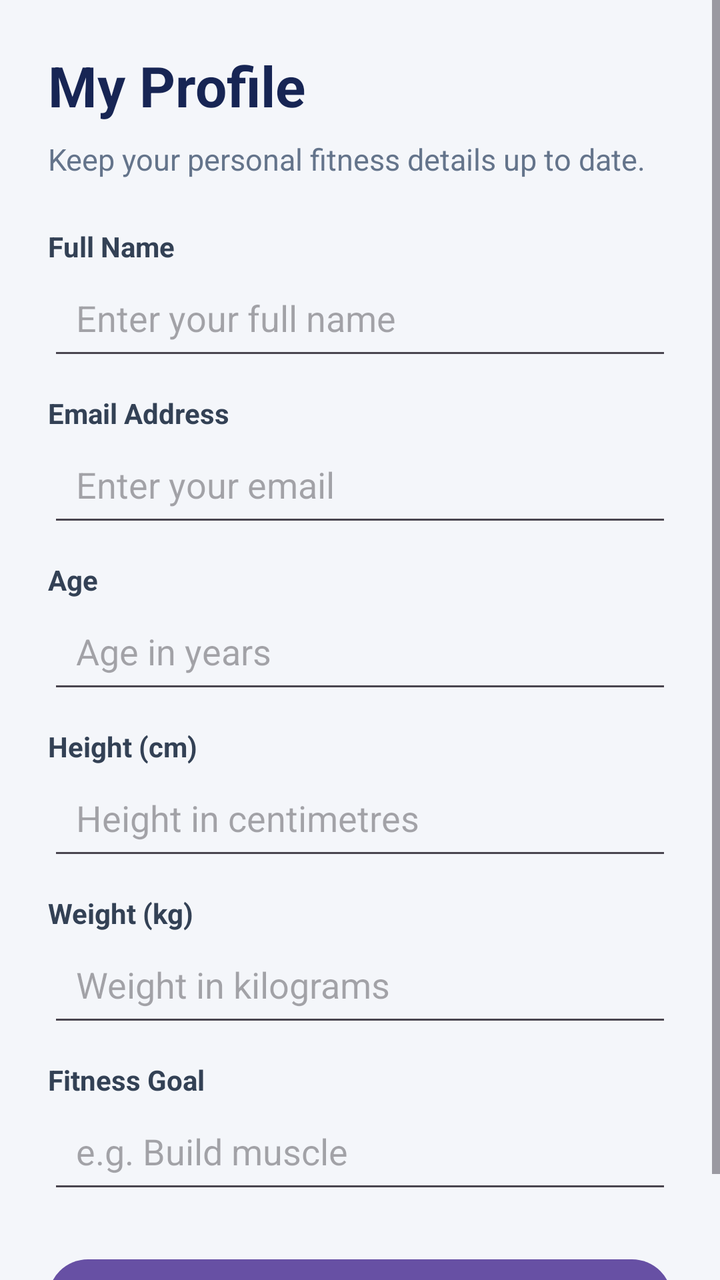
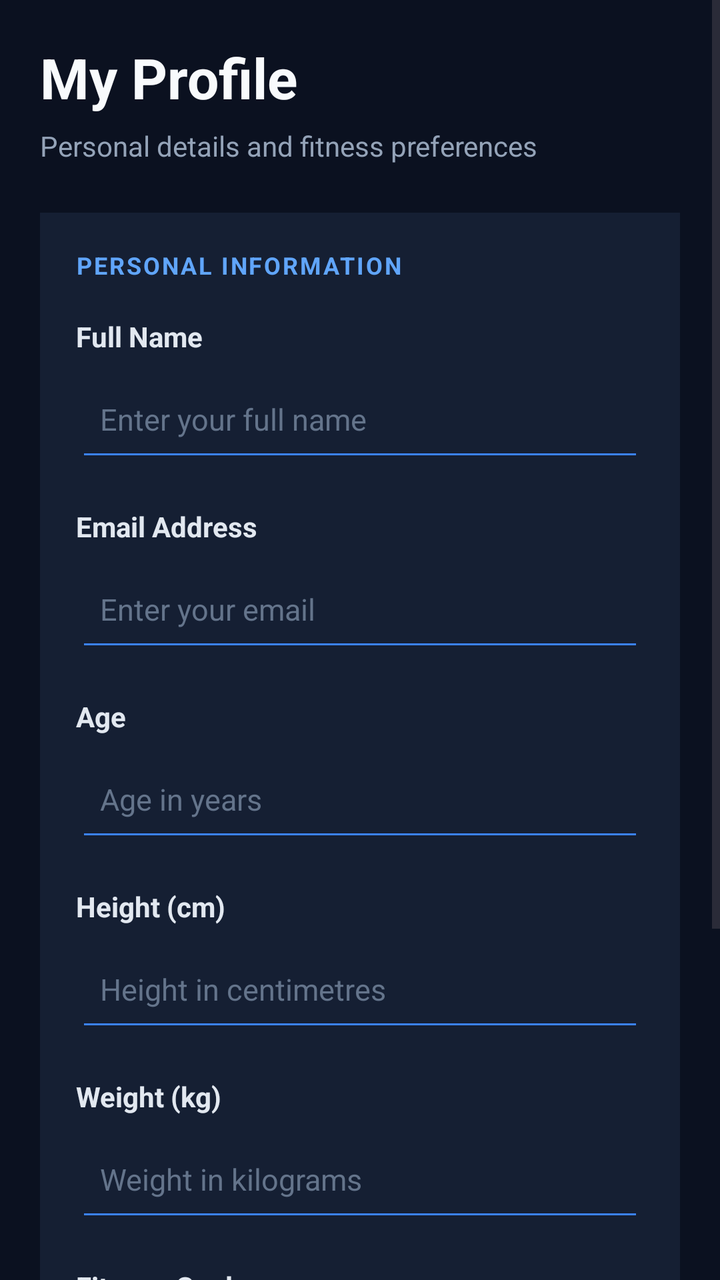

Two renders of the same Android screen: before a commit and after it. Below are the layout's source before the change and the commit's diff.
<!-- AndroidManifest.xml: application theme Theme.GymTrackerPro -->
<!-- res/layout/activity_profile.xml -->
<?xml version="1.0" encoding="utf-8"?>
<ScrollView xmlns:android="http://schemas.android.com/apk/res/android"
    android:layout_width="match_parent"
    android:layout_height="match_parent"
    android:background="#F4F6FA"
    android:fillViewport="true">

    <LinearLayout
        android:layout_width="match_parent"
        android:layout_height="wrap_content"
        android:orientation="vertical"
        android:padding="24dp">

        <TextView
            android:layout_width="match_parent"
            android:layout_height="wrap_content"
            android:text="My Profile"
            android:textColor="#172554"
            android:textSize="28sp"
            android:textStyle="bold" />

        <TextView
            android:layout_width="match_parent"
            android:layout_height="wrap_content"
            android:layout_marginTop="8dp"
            android:layout_marginBottom="24dp"
            android:text="Keep your personal fitness details up to date."
            android:textColor="#64748B"
            android:textSize="15sp" />

        <TextView
            android:layout_width="match_parent"
            android:layout_height="wrap_content"
            android:text="Full Name"
            android:textColor="#334155"
            android:textStyle="bold" />

        <EditText
            android:id="@+id/editName"
            android:layout_width="match_parent"
            android:layout_height="wrap_content"
            android:hint="Enter your full name"
            android:inputType="textPersonName"
            android:padding="14dp" />

        <TextView
            android:layout_width="match_parent"
            android:layout_height="wrap_content"
            android:layout_marginTop="12dp"
            android:text="Email Address"
            android:textColor="#334155"
            android:textStyle="bold" />

        <EditText
            android:id="@+id/editEmail"
            android:layout_width="match_parent"
            android:layout_height="wrap_content"
            android:hint="Enter your email"
            android:inputType="textEmailAddress"
            android:padding="14dp" />

        <TextView
            android:layout_width="match_parent"
            android:layout_height="wrap_content"
            android:layout_marginTop="12dp"
            android:text="Age"
            android:textColor="#334155"
            android:textStyle="bold" />

        <EditText
            android:id="@+id/editAge"
            android:layout_width="match_parent"
            android:layout_height="wrap_content"
            android:hint="Age in years"
            android:inputType="number"
            android:padding="14dp" />

        <TextView
            android:layout_width="match_parent"
            android:layout_height="wrap_content"
            android:layout_marginTop="12dp"
            android:text="Height (cm)"
            android:textColor="#334155"
            android:textStyle="bold" />

        <EditText
            android:id="@+id/editHeight"
            android:layout_width="match_parent"
            android:layout_height="wrap_content"
            android:hint="Height in centimetres"
            android:inputType="numberDecimal"
            android:padding="14dp" />

        <TextView
            android:layout_width="match_parent"
            android:layout_height="wrap_content"
            android:layout_marginTop="12dp"
            android:text="Weight (kg)"
            android:textColor="#334155"
            android:textStyle="bold" />

        <EditText
            android:id="@+id/editWeight"
            android:layout_width="match_parent"
            android:layout_height="wrap_content"
            android:hint="Weight in kilograms"
            android:inputType="numberDecimal"
            android:padding="14dp" />

        <TextView
            android:layout_width="match_parent"
            android:layout_height="wrap_content"
            android:layout_marginTop="12dp"
            android:text="Fitness Goal"
            android:textColor="#334155"
            android:textStyle="bold" />

        <EditText
            android:id="@+id/editFitnessGoal"
            android:layout_width="match_parent"
            android:layout_height="wrap_content"
            android:hint="e.g. Build muscle"
            android:inputType="textCapSentences"
            android:padding="14dp" />

        <Button
            android:id="@+id/buttonSaveProfile"
            android:layout_width="match_parent"
            android:layout_height="wrap_content"
            android:layout_marginTop="24dp"
            android:text="Save Profile" />

    </LinearLayout>
</ScrollView>
<!-- resources referenced by this layout -->
<resources>
  <style name="Theme.GymTrackerPro" parent="Base.Theme.GymTrackerPro" />
  <style name="Base.Theme.GymTrackerPro" parent="Theme.Material3.DayNight.NoActionBar">
          
          
      </style>
</resources>

<!-- the commit's change to res/layout/activity_profile.xml (unified diff, before → after) -->
@@ -2,133 +2,217 @@
 <ScrollView xmlns:android="http://schemas.android.com/apk/res/android"
     android:layout_width="match_parent"
     android:layout_height="match_parent"
-    android:background="#F4F6FA"
+    android:background="#0B1120"
     android:fillViewport="true">
 
     <LinearLayout
         android:layout_width="match_parent"
         android:layout_height="wrap_content"
         android:orientation="vertical"
-        android:padding="24dp">
-
+        android:padding="20dp">
+
+        
         <TextView
             android:layout_width="match_parent"
             android:layout_height="wrap_content"
             android:text="My Profile"
-            android:textColor="#172554"
+            android:textColor="#F8FAFC"
             android:textSize="28sp"
             android:textStyle="bold" />
 
         <TextView
             android:layout_width="match_parent"
             android:layout_height="wrap_content"
-            android:layout_marginTop="8dp"
+            android:layout_marginTop="6dp"
             android:layout_marginBottom="24dp"
-            android:text="Keep your personal fitness details up to date."
+            android:text="Personal details and fitness preferences"
+            android:textColor="#94A3B8"
+            android:textSize="14sp" />
+
+        
+        <LinearLayout
+            android:layout_width="match_parent"
+            android:layout_height="wrap_content"
+            android:background="#151F33"
+            android:orientation="vertical"
+            android:padding="18dp">
+
+            <TextView
+                android:layout_width="match_parent"
+                android:layout_height="wrap_content"
+                android:layout_marginBottom="18dp"
+                android:text="PERSONAL INFORMATION"
+                android:textColor="#60A5FA"
+                android:textSize="12sp"
+                android:textStyle="bold"
+                android:letterSpacing="0.08" />
+
+            
+            <TextView
+                android:layout_width="match_parent"
+                android:layout_height="wrap_content"
+                android:text="Full Name"
+                android:textColor="#E2E8F0"
+                android:textSize="14sp"
+                android:textStyle="bold" />
+
+            <EditText
+                android:id="@+id/editName"
+                android:layout_width="match_parent"
+                android:layout_height="wrap_content"
+                android:layout_marginTop="6dp"
+                android:backgroundTint="#3B82F6"
+                android:hint="Enter your full name"
+                android:inputType="textPersonName"
+                android:minHeight="52dp"
+                android:padding="12dp"
+                android:textColor="#F8FAFC"
+                android:textColorHint="#64748B"
+                android:textSize="15sp" />
+
+            
+            <TextView
+                android:layout_width="match_parent"
+                android:layout_height="wrap_content"
+                android:layout_marginTop="18dp"
+                android:text="Email Address"
+                android:textColor="#E2E8F0"
+                android:textSize="14sp"
+                android:textStyle="bold" />
+
+            <EditText
+                android:id="@+id/editEmail"
+                android:layout_width="match_parent"
+                android:layout_height="wrap_content"
+                android:layout_marginTop="6dp"
+                android:backgroundTint="#3B82F6"
+                android:hint="Enter your email"
+                android:inputType="textEmailAddress"
+                android:minHeight="52dp"
+                android:padding="12dp"
+                android:textColor="#F8FAFC"
+                android:textColorHint="#64748B"
+                android:textSize="15sp" />
+
+            
+            <TextView
+                android:layout_width="match_parent"
+                android:layout_height="wrap_content"
+                android:layout_marginTop="18dp"
+                android:text="Age"
+                android:textColor="#E2E8F0"
+                android:textSize="14sp"
+                android:textStyle="bold" />
+
+            <EditText
+                android:id="@+id/editAge"
+                android:layout_width="match_parent"
+                android:layout_height="wrap_content"
+                android:layout_marginTop="6dp"
+                android:backgroundTint="#3B82F6"
+                android:hint="Age in years"
+                android:inputType="number"
+                android:minHeight="52dp"
+                android:padding="12dp"
+                android:textColor="#F8FAFC"
+                android:textColorHint="#64748B"
+                android:textSize="15sp" />
+
+            
+            <TextView
+                android:layout_width="match_parent"
+                android:layout_height="wrap_content"
+                android:layout_marginTop="18dp"
+                android:text="Height (cm)"
+                android:textColor="#E2E8F0"
+                android:textSize="14sp"
+                android:textStyle="bold" />
+
+            <EditText
+                android:id="@+id/editHeight"
+                android:layout_width="match_parent"
+                android:layout_height="wrap_content"
+                android:layout_marginTop="6dp"
+                android:backgroundTint="#3B82F6"
+                android:hint="Height in centimetres"
+                android:inputType="numberDecimal"
+                android:minHeight="52dp"
+                android:padding="12dp"
+                android:textColor="#F8FAFC"
+                android:textColorHint="#64748B"
+                android:textSize="15sp" />
+
+            
+            <TextView
+                android:layout_width="match_parent"
+                android:layout_height="wrap_content"
+                android:layout_marginTop="18dp"
+                android:text="Weight (kg)"
+                android:textColor="#E2E8F0"
+                android:textSize="14sp"
+                android:textStyle="bold" />
+
+            <EditText
+                android:id="@+id/editWeight"
+                android:layout_width="match_parent"
+                android:layout_height="wrap_content"
+                android:layout_marginTop="6dp"
+                android:backgroundTint="#3B82F6"
+                android:hint="Weight in kilograms"
+                android:inputType="numberDecimal"
+                android:minHeight="52dp"
+                android:padding="12dp"
+                android:textColor="#F8FAFC"
+                android:textColorHint="#64748B"
+                android:textSize="15sp" />
+
+            
+            <TextView
+                android:layout_width="match_parent"
+                android:layout_height="wrap_content"
+                android:layout_marginTop="18dp"
+                android:text="Fitness Goal"
+                android:textColor="#E2E8F0"
+                android:textSize="14sp"
+                android:textStyle="bold" />
+
+            <EditText
+                android:id="@+id/editFitnessGoal"
+                android:layout_width="match_parent"
+                android:layout_height="wrap_content"
+                android:layout_marginTop="6dp"
+                android:backgroundTint="#3B82F6"
+                android:hint="e.g. Build muscle"
+                android:inputType="textCapSentences"
+                android:minHeight="52dp"
+                android:padding="12dp"
+                android:textColor="#F8FAFC"
+                android:textColorHint="#64748B"
+                android:textSize="15sp" />
+
+            
+            <Button
+                android:id="@+id/buttonSaveProfile"
+                android:layout_width="match_parent"
+                android:layout_height="54dp"
+                android:layout_marginTop="28dp"
+                android:backgroundTint="#2563EB"
+                android:text="Save Profile"
+                android:textColor="#FFFFFF"
+                android:textSize="16sp"
+                android:textStyle="bold" />
+
+        </LinearLayout>
+
+        <TextView
+            android:layout_width="match_parent"
+            android:layout_height="wrap_content"
+            android:layout_marginTop="18dp"
+            android:gravity="center"
+            android:padding="8dp"
+            android:text="Your fitness journey, your progress."
             android:textColor="#64748B"
-            android:textSize="15sp" />
-
-        <TextView
-            android:layout_width="match_parent"
-            android:layout_height="wrap_content"
-            android:text="Full Name"
-            android:textColor="#334155"
-            android:textStyle="bold" />
-
-        <EditText
-            android:id="@+id/editName"
-            android:layout_width="match_parent"
-            android:layout_height="wrap_content"
-            android:hint="Enter your full name"
-            android:inputType="textPersonName"
-            android:padding="14dp" />
-
-        <TextView
-            android:layout_width="match_parent"
-            android:layout_height="wrap_content"
-            android:layout_marginTop="12dp"
-            android:text="Email Address"
-            android:textColor="#334155"
-            android:textStyle="bold" />
-
-        <EditText
-            android:id="@+id/editEmail"
-            android:layout_width="match_parent"
-            android:layout_height="wrap_content"
-            android:hint="Enter your email"
-            android:inputType="textEmailAddress"
-            android:padding="14dp" />
-
-        <TextView
-            android:layout_width="match_parent"
-            android:layout_height="wrap_content"
-            android:layout_marginTop="12dp"
-            android:text="Age"
-            android:textColor="#334155"
-            android:textStyle="bold" />
-
-        <EditText
-            android:id="@+id/editAge"
-            android:layout_width="match_parent"
-            android:layout_height="wrap_content"
-            android:hint="Age in years"
-            android:inputType="number"
-            android:padding="14dp" />
-
-        <TextView
-            android:layout_width="match_parent"
-            android:layout_height="wrap_content"
-            android:layout_marginTop="12dp"
-            android:text="Height (cm)"
-            android:textColor="#334155"
-            android:textStyle="bold" />
-
-        <EditText
-            android:id="@+id/editHeight"
-            android:layout_width="match_parent"
-            android:layout_height="wrap_content"
-            android:hint="Height in centimetres"
-            android:inputType="numberDecimal"
-            android:padding="14dp" />
-
-        <TextView
-            android:layout_width="match_parent"
-            android:layout_height="wrap_content"
-            android:layout_marginTop="12dp"
-            android:text="Weight (kg)"
-            android:textColor="#334155"
-            android:textStyle="bold" />
-
-        <EditText
-            android:id="@+id/editWeight"
-            android:layout_width="match_parent"
-            android:layout_height="wrap_content"
-            android:hint="Weight in kilograms"
-            android:inputType="numberDecimal"
-            android:padding="14dp" />
-
-        <TextView
-            android:layout_width="match_parent"
-            android:layout_height="wrap_content"
-            android:layout_marginTop="12dp"
-            android:text="Fitness Goal"
-            android:textColor="#334155"
-            android:textStyle="bold" />
-
-        <EditText
-            android:id="@+id/editFitnessGoal"
-            android:layout_width="match_parent"
-            android:layout_height="wrap_content"
-            android:hint="e.g. Build muscle"
-            android:inputType="textCapSentences"
-            android:padding="14dp" />
-
-        <Button
-            android:id="@+id/buttonSaveProfile"
-            android:layout_width="match_parent"
-            android:layout_height="wrap_content"
-            android:layout_marginTop="24dp"
-            android:text="Save Profile" />
+            android:textSize="13sp" />
 
     </LinearLayout>
 </ScrollView>
